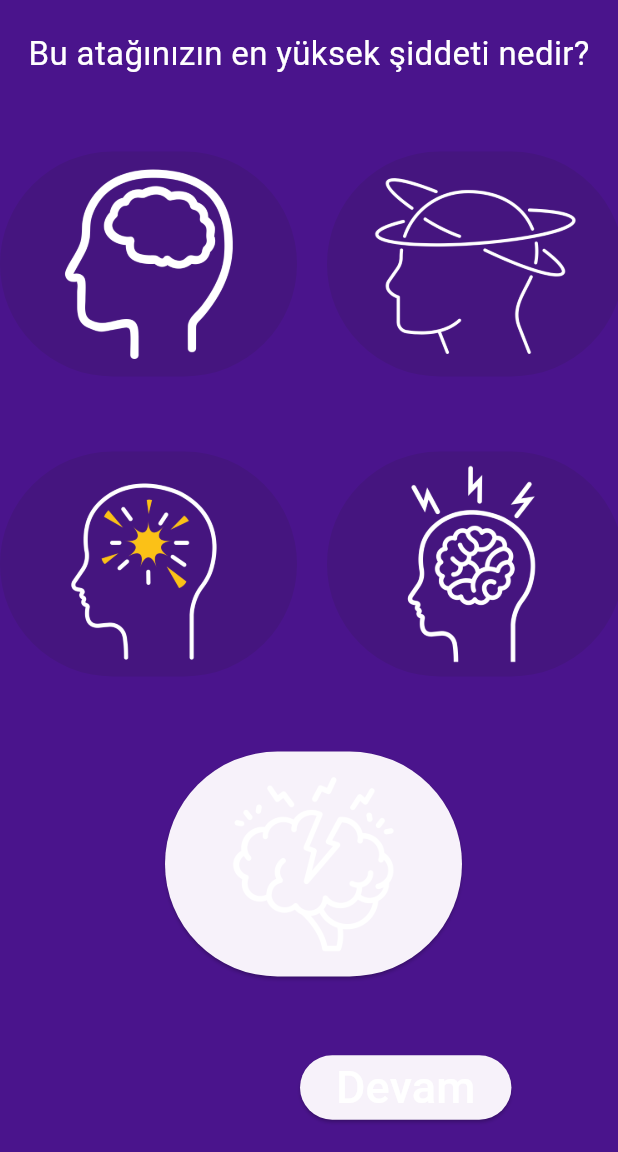
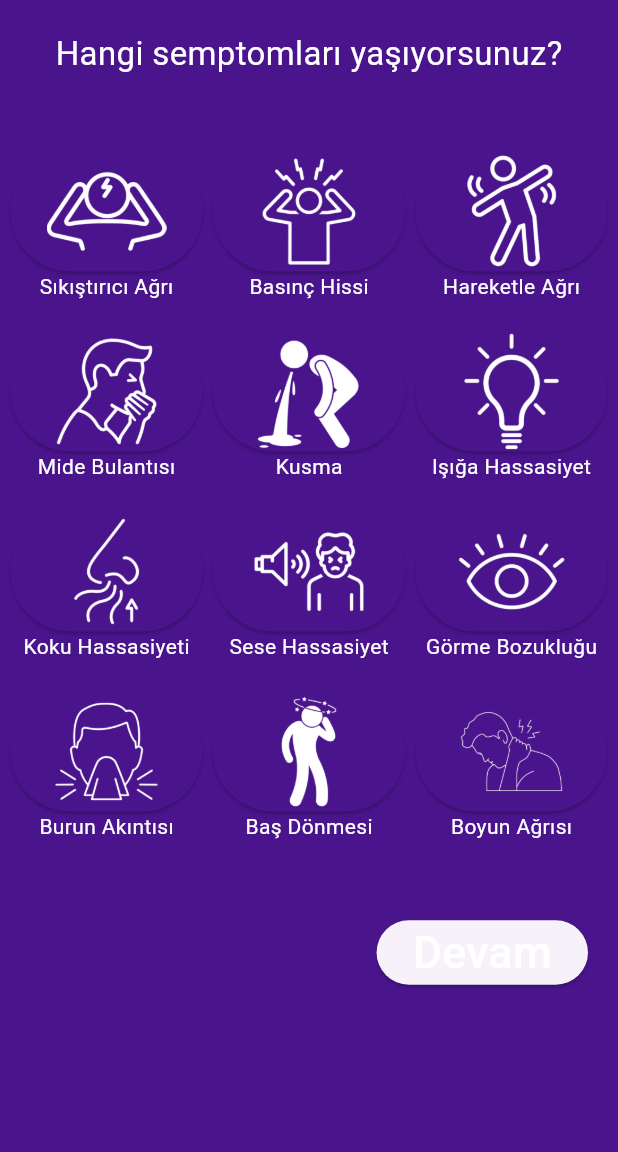
Before and after one commit to filizsalnur/MigraineMeter, a Flutter app: the NewEvent2 screen opened directly, after a tap on "Devam", on a phone screen of 412 x 824 dp, the part 84-1236 px from its top. Run offline on Flutter 3.47's test engine with Material 3 defaults, Android fonts, the phone set to English and light mode, and no system bars; our stand-ins replace shared_preferences, table_calendar; missing offline and left inert: calendar_appbar; accounts and stored records are empty.

Commit message:
new event questions 3

```diff
--- a/lib/pages/newEvent2.dart
+++ b/lib/pages/newEvent2.dart
@@ -1,5 +1,6 @@
 import 'package:flutter/material.dart';
 import "./NewEvent2.dart";
+import 'newEvent3.dart';
 
 class NewEvent2 extends StatefulWidget {
   const NewEvent2({super.key});
@@ -104,7 +105,10 @@ class _NewEvent2State extends State<NewEvent2> {
                     width: 200,
                   ),
                   ElevatedButton(
-                      onPressed: () {},
+                      onPressed: () {
+                        Navigator.push(context,
+                            MaterialPageRoute(builder: (context) => NewEvent3()));
+                      },
                       child: Text(
                         "Devam",
                         style: TextStyle(color: Colors.white, fontSize: 30),
--- /dev/null
+++ b/lib/pages/newEvent3.dart
@@ -0,0 +1,426 @@
+// ignore_for_file: prefer_const_literals_to_create_immutables, prefer_const_constructors
+
+import 'package:flutter/material.dart';
+
+import "./newEvent2.dart";
+
+class NewEvent3 extends StatefulWidget {
+  const NewEvent3({super.key});
+
+  @override
+  State<NewEvent3> createState() => _NewEvent3State();
+}
+
+class _NewEvent3State extends State<NewEvent3> {
+  bool squeezingPain = false;
+  bool feelingOfPressure = false;
+  bool painWithMovement = false;
+  bool nausea = false;
+  bool vomiting = false;
+  bool sensitivityToLight = false;
+  bool sensitivityToSound = false;
+  bool sensitivityToSmell = false;
+  bool visualDisturbances = false;
+  bool runnyNose = false;
+  bool dizziness = false;
+  bool neckPain = false;
+
+  findSymptomsType(){
+    List<String> symptoms = [];
+    if(squeezingPain){
+      symptoms.add("Squeezing Pain");
+    }
+    if(feelingOfPressure){
+      symptoms.add("Feeling of Pressure");
+    }
+    if(painWithMovement){
+      symptoms.add("Pain with Movement");
+    }
+    if(nausea){
+      symptoms.add("Nausea");
+    }
+    if(vomiting){
+      symptoms.add("Vomiting");
+    }
+    if(sensitivityToLight){
+      symptoms.add("Sensitivity to Light");
+    }
+    if(sensitivityToSound){
+      symptoms.add("Sensitivity to Sound");
+    }
+    if(sensitivityToSmell){
+      symptoms.add("Sensitivity to Smell");
+    }
+    if(visualDisturbances){
+      symptoms.add("Visual Disturbances");
+    }
+    if(runnyNose){
+      symptoms.add("Runny Nose");
+    }
+    if(dizziness){
+      symptoms.add("Dizziness");
+    }
+    if(neckPain){
+      symptoms.add("Neck Pain");
+    }
+    return symptoms;
+  }
+
+  @override
+  Widget build(BuildContext context) {
+    return Scaffold(
+      appBar: AppBar(
+        title: const Text(
+          'Yeni Atak',
+          style: TextStyle(color: Colors.purple, fontSize: 25),
+        ),
+        backgroundColor: Colors.white,
+      ),
+      backgroundColor: Colors.purple.shade900,
+      body: SingleChildScrollView(
+        child: Center(
+          child: Column(
+            children:[
+              SizedBox(
+                height: 20,
+              ),
+              Text(
+                "Hangi semptomları yaşıyorsunuz?",
+                style: TextStyle(fontSize: 22, color: Colors.white),
+              ),
+              SizedBox(
+                height: 50,
+              ),
+              Row(
+                mainAxisAlignment: MainAxisAlignment.spaceEvenly,
+
+                children: [
+                  Column(
+                    children: [
+                      ElevatedButton(
+                        style: ButtonStyle(
+                          shape: MaterialStateProperty.all(RoundedRectangleBorder(borderRadius: BorderRadius.circular(100))),
+                          backgroundColor: MaterialStateProperty.all(!squeezingPain ? Colors.purple.shade900 : Colors.red),
+                        ),
+
+
+                          onPressed: (){
+                            setState(() {
+                              squeezingPain = !squeezingPain;
+                            });
+
+                          },
+                          child: Image(
+                            height: 80,
+                            image: AssetImage('assets/c1.png'),
+                          )),
+                      Text("Sıkıştırıcı Ağrı", style: TextStyle(color: Colors.white),)
+                    ],
+                  ),
+
+                    Column(
+                      children: [
+                        ElevatedButton(
+                        style: ButtonStyle(
+                          shape: MaterialStateProperty.all(RoundedRectangleBorder(borderRadius: BorderRadius.circular(100))),
+                          backgroundColor: MaterialStateProperty.all(!feelingOfPressure ? Colors.purple.shade900 : Colors.red),
+                        ),
+
+
+                          onPressed: (){
+                            setState(() {
+                              feelingOfPressure = !feelingOfPressure;
+                            });
+
+                          },
+                          child: Image(
+                            height: 80,
+                            image: AssetImage('assets/c2.png'),
+                          )),
+                        Text("Basınç Hissi", style: TextStyle(color: Colors.white),)
+                      ],
+                    ),
+
+
+                        Column(
+                          children: [
+                            ElevatedButton(
+                    style: ButtonStyle(
+                      shape: MaterialStateProperty.all(RoundedRectangleBorder(borderRadius: BorderRadius.circular(100))),
+                      backgroundColor: MaterialStateProperty.all(!painWithMovement ? Colors.purple.shade900 : Colors.red),
+                    ),
+
+
+                      onPressed: (){
+                            setState(() {
+                              painWithMovement = !painWithMovement;
+                            });
+
+                      },
+                      child: Image(
+                            height: 80,
+                            width: 80,
+                            image: AssetImage('assets/c3.png'),
+                      )),
+                      Text("Hareketle Ağrı", style: TextStyle(color: Colors.white),)
+                          ],
+                        ),
+                ],
+              ),
+              SizedBox(
+                height: 20,
+              ),
+              Row(
+                mainAxisAlignment: MainAxisAlignment.spaceEvenly,
+                children: [
+                  Column(
+                    children: [
+                      ElevatedButton(
+                        style: ButtonStyle(
+                          shape: MaterialStateProperty.all(RoundedRectangleBorder(borderRadius: BorderRadius.circular(100))),
+                          backgroundColor: MaterialStateProperty.all(!nausea ? Colors.purple.shade900 : Colors.red),
+                        ),
+
+
+                          onPressed: (){
+                            setState(() {
+                              nausea = !nausea;
+                            });
+
+                          },
+                          child: Image(
+                            height: 80,
+                            image: AssetImage('assets/c4.png'),
+                          )),
+                      Text("Mide Bulantısı", style: TextStyle(color: Colors.white),)
+                    ],
+                  ),
+
+                    Column(
+                      children: [
+                        ElevatedButton(
+                        style: ButtonStyle(
+                          shape: MaterialStateProperty.all(RoundedRectangleBorder(borderRadius: BorderRadius.circular(100))),
+                          backgroundColor: MaterialStateProperty.all(!vomiting ? Colors.purple.shade900 : Colors.red),
+                        ),
+
+
+                          onPressed: (){
+                            setState(() {
+                              vomiting = !vomiting;
+                            });
+
+                          },
+                          child: Image(
+                            height: 80,
+                            image: AssetImage('assets/c5.png'),
+                          )),
+                        Text("Kusma", style: TextStyle(color: Colors.white),)
+                      ],
+                    ),
+                      Column(
+                        children: [
+                          ElevatedButton(
+                    style: ButtonStyle(
+                          shape: MaterialStateProperty.all(RoundedRectangleBorder(borderRadius: BorderRadius.circular(100))),
+                          backgroundColor: MaterialStateProperty.all(!sensitivityToLight ? Colors.purple.shade900 : Colors.red),
+                    ),
+
+
+                          onPressed: (){
+                            setState(() {
+                              sensitivityToLight = !sensitivityToLight;
+                            });
+
+                          },
+                          child: Image(
+                            height: 80,
+                            image: AssetImage('assets/c6.png'),
+                          )),
+                        Text("Işığa Hassasiyet", style: TextStyle(color: Colors.white),)
+                        ],
+                      ),
+                ]),
+                SizedBox(
+                height: 20,
+              ),
+              Row(
+                mainAxisAlignment: MainAxisAlignment.spaceEvenly,
+                children: [
+                  Column(
+                    children: [
+                      ElevatedButton(
+                        style: ButtonStyle(
+                          shape: MaterialStateProperty.all(RoundedRectangleBorder(borderRadius: BorderRadius.circular(100))),
+                          backgroundColor: MaterialStateProperty.all(!sensitivityToSmell ? Colors.purple.shade900 : Colors.red),
+                        ),
+
+
+                          onPressed: (){
+                            setState(() {
+                              sensitivityToSmell = !sensitivityToSmell;
+                            });
+
+                          },
+                          child: Image(
+                            height: 80,
+                            image: AssetImage('assets/c8.png'),
+                          )),
+                      Text("Koku Hassasiyeti", style: TextStyle(color: Colors.white),)
+                    ],
+                  ),
+
+                    Column(
+                      children: [
+                        ElevatedButton(
+                        style: ButtonStyle(
+                          shape: MaterialStateProperty.all(RoundedRectangleBorder(borderRadius: BorderRadius.circular(100))),
+                          backgroundColor: MaterialStateProperty.all(!sensitivityToSound ? Colors.purple.shade900 : Colors.red),
+                        ),
+
+
+                          onPressed: (){
+                            setState(() {
+                              sensitivityToSound = !sensitivityToSound;
+                            });
+
+                          },
+                          child: Image(
+                            height: 80,
+                            image: AssetImage('assets/c7.png'),
+                          )),
+                        Text("Sese Hassasiyet", style: TextStyle(color: Colors.white),)
+                      ],
+                    ),
+                      Column(
+                        children: [
+                          ElevatedButton(
+                    style: ButtonStyle(
+                          shape: MaterialStateProperty.all(RoundedRectangleBorder(borderRadius: BorderRadius.circular(100))),
+                          backgroundColor: MaterialStateProperty.all(!visualDisturbances ? Colors.purple.shade900 : Colors.red),
+                    ),
+
+
+                          onPressed: (){
+                            setState(() {
+                              visualDisturbances = !visualDisturbances;
+                            });
+
+                          },
+                          child: Image(
+                            height: 80,
+                            image: AssetImage('assets/c9.png'),
+                          )),
+                        Text("Görme Bozukluğu", style: TextStyle(color: Colors.white),)
+                        ],
+                      ),
+                      ]),
+               SizedBox(
+                height: 20,),
+               Row(
+                mainAxisAlignment: MainAxisAlignment.spaceEvenly,
+                children: [
+                  Column(
+                    children: [
+                      ElevatedButton(
+                        style: ButtonStyle(
+                          shape: MaterialStateProperty.all(RoundedRectangleBorder(borderRadius: BorderRadius.circular(100))),
+                          backgroundColor: MaterialStateProperty.all(!runnyNose ? Colors.purple.shade900 : Colors.red),
+                        ),
+
+
+                          onPressed: (){
+                            setState(() {
+                              runnyNose = !runnyNose;
+                            });
+
+                          },
+                          child: Image(
+                            height: 80,
+                            image: AssetImage('assets/c10.png'),
+                          )),
+                      Text("Burun Akıntısı", style: TextStyle(color: Colors.white),)
+                    ],
+                  ),
+
+                    Column(
+                      children: [
+                        ElevatedButton(
+                        style: ButtonStyle(
+                          shape: MaterialStateProperty.all(RoundedRectangleBorder(borderRadius: BorderRadius.circular(100))),
+                          backgroundColor: MaterialStateProperty.all(!dizziness ? Colors.purple.shade900 : Colors.red),
+                        ),
+
+
+                          onPressed: (){
+                            setState(() {
+                              dizziness = !dizziness;
+                            });
+
+                          },
+                          child: Image(
+                            height: 80,
+                            image: AssetImage('assets/c11.png'),
+                          )),
+                        Text("Baş Dönmesi", style: TextStyle(color: Colors.white),)
+                      ],
+                    ),
+                      Column(
+                        children: [
+                          ElevatedButton(
+                    style: ButtonStyle(
+                          shape: MaterialStateProperty.all(RoundedRectangleBorder(borderRadius: BorderRadius.circular(100))),
+                          backgroundColor: MaterialStateProperty.all(!neckPain ? Colors.purple.shade900 : Colors.red),
+                    ),
+
+
+                          onPressed: (){
+                            setState(() {
+                              neckPain = !neckPain;
+                            });
+
+                          },
+                          child: Image(
+                            height: 80,
+                            image: AssetImage('assets/c12.png'),
+                          )),
+                        Text("Boyun Ağrısı", style: TextStyle(color: Colors.white),)
+                        ],
+                      ),
+                      ]),
+
+
+
+              Column(
+
+                children: [
+                  SizedBox(
+                    height: 50,
+                  ),
+                  Row(
+                     mainAxisAlignment: MainAxisAlignment.end,
+                    children: [
+
+                    Padding(
+                      padding: const EdgeInsets.only(right:20.0),
+                      child: ElevatedButton(
+                          onPressed: (){
+                            print(findSymptomsType().toString());
+                          },
+                          child: Text(
+                            "Devam",
+                            style: TextStyle(color: Colors.white, fontSize: 30),
+                          )),
+                    ),
+                  ]),
+                ],
+              )
+            ],
+          ),
+        ),
+      ),
+
+      // bottomNavigationBar: BottomBar(pageName: "pageName"),
+    );
+  }
+}
```
Also changed, not shown: lib/pages/newEvent1.dart (+27 -1 lines), pubspec.yaml (+12 -0 lines), assets/c1.png (added), assets/c10.png (added), assets/c11.png (added), assets/c12.png (added), assets/c2.png (added), assets/c3.png (added), assets/c4.png (added), assets/c5.png (added), assets/c6.png (added), assets/c7.png (added), assets/c8.png (added), assets/c9.png (added), 1 other file.
